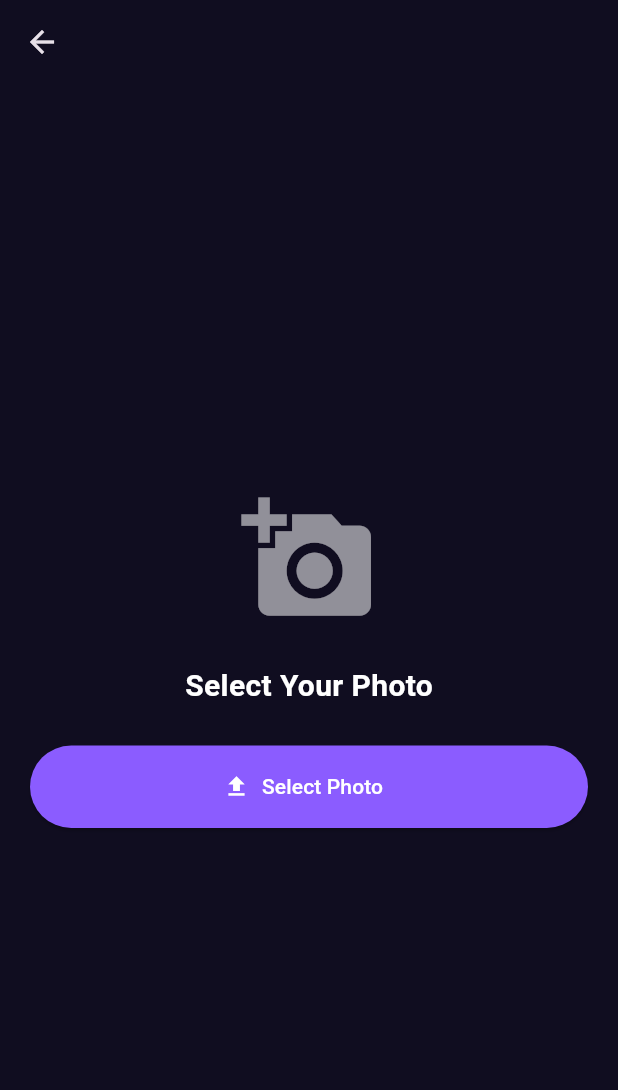
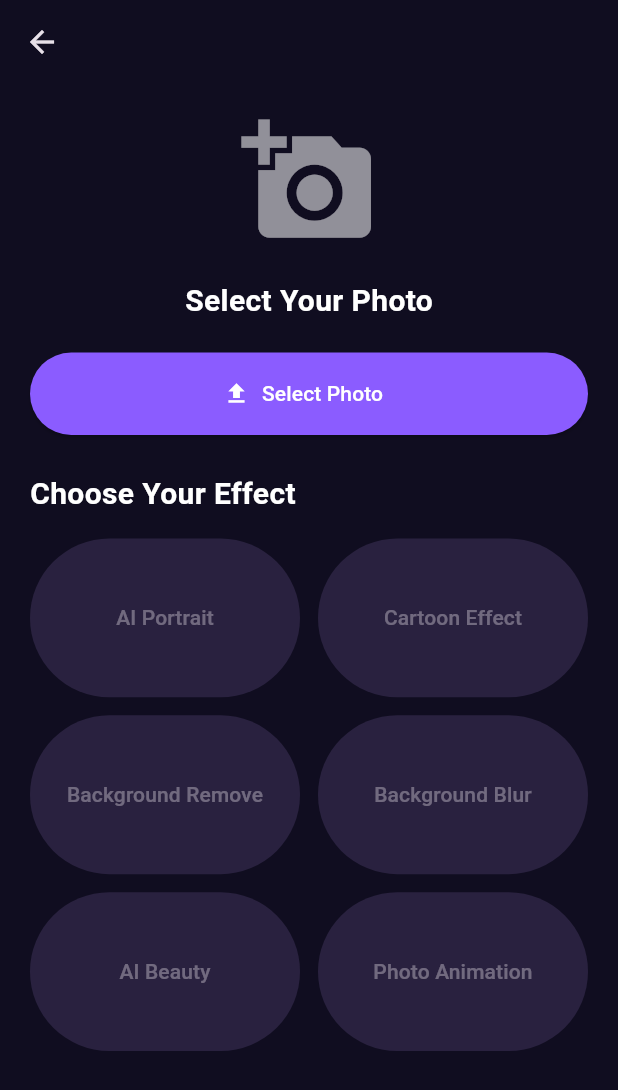
Before and after one commit to yadavbarjesh593-creator/ai-magic-studio, a Flutter app: the EffectDetailPage screen opened directly with empty values, on a phone screen of 412 x 824 dp. Shown: the top 1090 px of the screen. Run offline on Flutter 3.47's test engine with Material 3 defaults, Android fonts, the phone set to English and light mode, and no system bars; our stand-ins replace image_picker.

Commit message:
Add six photo effects UI

```diff
--- a/lib/main.dart
+++ b/lib/main.dart
@@ -455,6 +455,7 @@ class SimplePage extends StatelessWidget {
   }
 }
 
+
 class EffectDetailPage extends StatefulWidget {
   final String title;
 
@@ -486,33 +487,47 @@ class _EffectDetailPageState extends State<EffectDetailPage> {
       }
     } catch (e) {
       if (!mounted) return;
-
       ScaffoldMessenger.of(context).showSnackBar(
         SnackBar(content: Text('Error: $e')),
       );
     }
   }
 
+  void _applyEffect(String effect) {
+    ScaffoldMessenger.of(context).showSnackBar(
+      SnackBar(
+        content: Text('$effect AI processing will be added soon!'),
+      ),
+    );
+  }
+
   @override
   Widget build(BuildContext context) {
+    final effects = [
+      'AI Portrait',
+      'Cartoon Effect',
+      'Background Remove',
+      'Background Blur',
+      'AI Beauty',
+      'Photo Animation',
+    ];
+
     return Scaffold(
       appBar: AppBar(
         title: Text(widget.title),
         backgroundColor: const Color(0xFF100D20),
       ),
       backgroundColor: const Color(0xFF100D20),
-      body: Center(
-        child: Padding(
+      body: SingleChildScrollView(
         padding: const EdgeInsets.all(20),
         child: Column(
-            mainAxisAlignment: MainAxisAlignment.center,
           children: [
             if (_selectedImage != null)
               ClipRRect(
                 borderRadius: BorderRadius.circular(16),
                 child: Image.file(
                   File(_selectedImage!.path),
-                    height: 300,
+                  height: 280,
                   width: double.infinity,
                   fit: BoxFit.contain,
                 ),
@@ -524,7 +539,7 @@ class _EffectDetailPageState extends State<EffectDetailPage> {
                 color: Colors.white54,
               ),
 
-              const SizedBox(height: 25),
+            const SizedBox(height: 20),
 
             Text(
               _selectedImage == null
@@ -537,7 +552,7 @@ class _EffectDetailPageState extends State<EffectDetailPage> {
               ),
             ),
 
-              const SizedBox(height: 25),
+            const SizedBox(height: 20),
 
             SizedBox(
               width: double.infinity,
@@ -552,8 +567,53 @@ class _EffectDetailPageState extends State<EffectDetailPage> {
                 ),
               ),
             ),
+
+            const SizedBox(height: 25),
+
+            const Align(
+              alignment: Alignment.centerLeft,
+              child: Text(
+                'Choose Your Effect',
+                style: TextStyle(
+                  color: Colors.white,
+                  fontSize: 20,
+                  fontWeight: FontWeight.bold,
+                ),
+              ),
+            ),
+
+            const SizedBox(height: 15),
+
+            GridView.builder(
+              shrinkWrap: true,
+              physics: const NeverScrollableScrollPhysics(),
+              itemCount: effects.length,
+              gridDelegate:
+                  const SliverGridDelegateWithFixedCrossAxisCount(
+                crossAxisCount: 2,
+                crossAxisSpacing: 12,
+                mainAxisSpacing: 12,
+                childAspectRatio: 1.7,
+              ),
+              itemBuilder: (context, index) {
+                return ElevatedButton(
+                  onPressed: _selectedImage == null
+                      ? null
+                      : () => _applyEffect(effects[index]),
+                  style: ElevatedButton.styleFrom(
+                    backgroundColor: const Color(0xFF29213F),
+                    foregroundColor: Colors.white,
+                    disabledBackgroundColor:
+                        const Color(0xFF29213F),
+                  ),
+                  child: Text(
+                    effects[index],
+                    textAlign: TextAlign.center,
+                  ),
+                );
+              },
+            ),
           ],
-          ),
         ),
       ),
     );
```
Lines whose indentation alone changed are shown as unchanged.
